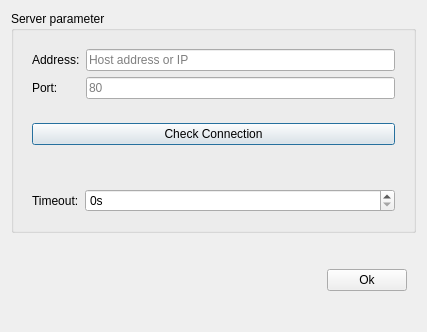
Above: dsettings.ui from Cynnexis/Pinguin before the change. Below: the same form after it.
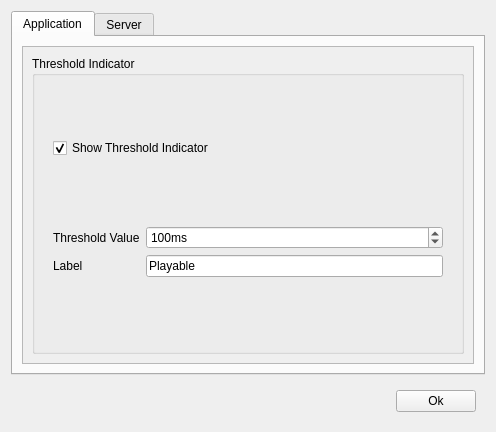
That is the form after the change.

Commit message:
Added Threshold setting
* Added threshold setting in Preferences and DSettings

```diff
--- a/dsettings.ui
+++ b/dsettings.ui
@@ -6,8 +6,8 @@
    <rect>
     <x>0</x>
     <y>0</y>
-    <width>427</width>
-    <height>332</height>
+    <width>496</width>
+    <height>432</height>
    </rect>
   </property>
   <property name="windowTitle">
@@ -15,6 +15,125 @@
   </property>
   <layout class="QVBoxLayout" name="verticalLayout">
    <item>
+    <widget class="QTabWidget" name="tabWidget">
+     <property name="currentIndex">
+      <number>0</number>
+     </property>
+     <widget class="QWidget" name="tab_2">
+      <attribute name="title">
+       <string>Application</string>
+      </attribute>
+      <layout class="QVBoxLayout" name="verticalLayout_5">
+       <item>
+        <widget class="QScrollArea" name="scrollArea">
+         <property name="widgetResizable">
+          <bool>true</bool>
+         </property>
+         <widget class="QWidget" name="scrollAreaWidgetContents">
+          <property name="geometry">
+           <rect>
+            <x>0</x>
+            <y>0</y>
+            <width>446</width>
+            <height>299</height>
+           </rect>
+          </property>
+          <layout class="QVBoxLayout" name="verticalLayout_8">
+           <item>
+            <widget class="QGroupBox" name="groupBox_2">
+             <property name="title">
+              <string>Threshold Indicator</string>
+             </property>
+             <layout class="QVBoxLayout" name="verticalLayout_6">
+              <item>
+               <widget class="QWidget" name="widget_5" native="true">
+                <layout class="QVBoxLayout" name="verticalLayout_7">
+                 <item>
+                  <widget class="QCheckBox" name="cb_showThreshold">
+                   <property name="text">
+                    <string>Show Threshold Indicator</string>
+                   </property>
+                   <property name="checked">
+                    <bool>true</bool>
+                   </property>
+                  </widget>
+                 </item>
+                </layout>
+               </widget>
+              </item>
+              <item>
+               <widget class="QWidget" name="widget_6" native="true">
+                <layout class="QFormLayout" name="formLayout_3">
+                 <item row="0" column="0">
+                  <widget class="QLabel" name="label">
+                   <property name="text">
+                    <string>Threshold Value</string>
+                   </property>
+                  </widget>
+                 </item>
+                 <item row="0" column="1">
+                  <widget class="QSpinBox" name="sb_thresholdValue">
+                   <property name="suffix">
+                    <string>ms</string>
+                   </property>
+                   <property name="maximum">
+                    <number>10000</number>
+                   </property>
+                   <property name="value">
+                    <number>100</number>
+                   </property>
+                  </widget>
+                 </item>
+                 <item row="1" column="0">
+                  <widget class="QLabel" name="label_2">
+                   <property name="text">
+                    <string>Label</string>
+                   </property>
+                  </widget>
+                 </item>
+                 <item row="1" column="1">
+                  <widget class="QLineEdit" name="le_thresholdLabel">
+                   <property name="text">
+                    <string>Playable</string>
+                   </property>
+                   <property name="placeholderText">
+                    <string>Label of the Threshold</string>
+                   </property>
+                  </widget>
+                 </item>
+                </layout>
+               </widget>
+              </item>
+             </layout>
+            </widget>
+           </item>
+          </layout>
+         </widget>
+        </widget>
+       </item>
+      </layout>
+     </widget>
+     <widget class="QWidget" name="tab">
+      <attribute name="title">
+       <string>Server</string>
+      </attribute>
+      <layout class="QVBoxLayout" name="verticalLayout_4">
+       <item>
+        <widget class="QScrollArea" name="scrollArea_2">
+         <property name="widgetResizable">
+          <bool>true</bool>
+         </property>
+         <widget class="QWidget" name="scrollAreaWidgetContents_2">
+          <property name="geometry">
+           <rect>
+            <x>0</x>
+            <y>0</y>
+            <width>446</width>
+            <height>299</height>
+           </rect>
+          </property>
+          <layout class="QVBoxLayout" name="verticalLayout_9">
+           <item>
     <widget class="QGroupBox" name="groupBox">
      <property name="title">
       <string>Server parameter</string>
@@ -101,6 +220,14 @@
        </widget>
       </item>
      </layout>
+            </widget>
+           </item>
+          </layout>
+         </widget>
+        </widget>
+       </item>
+      </layout>
+     </widget>
     </widget>
    </item>
    <item>
```
Lines whose indentation alone changed are shown as unchanged. The commit also changes 5 other files.
